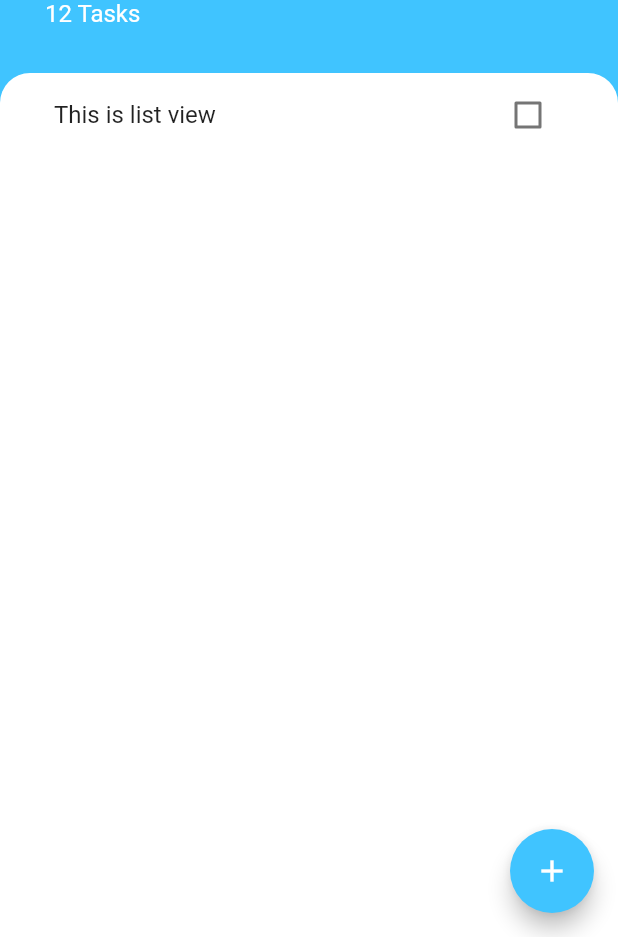
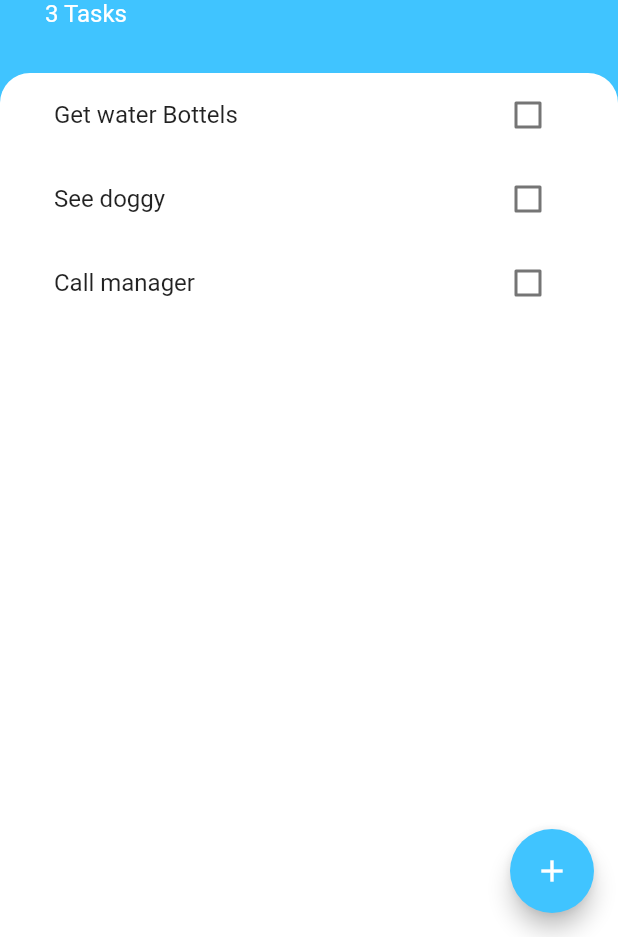
Before and after one commit to suryaSaravanakumar/TodoFlutter, a Flutter app: the screen it shows after launch, on a phone screen of 412 x 824 dp, the part 299-1236 px from its top. Run offline on Flutter 3.47's test engine with Material 2 defaults, Android fonts, the phone set to English and light mode, and no system bars.

Commit message:
Added functionality to add new task using lifiting state up method

```diff
--- /dev/null
+++ b/todo_flutter/lib/Models/Task.dart
@@ -0,0 +1,12 @@
+
+
+class Task{
+  final String name;
+  bool isDone;
+
+  Task({this.name,this.isDone = false});
+
+  void changeStatus(){
+    isDone = !isDone;
+  }
+}
--- a/todo_flutter/lib/Screens/AddTaskScreen.dart
+++ b/todo_flutter/lib/Screens/AddTaskScreen.dart
@@ -1,8 +1,12 @@
 import 'package:flutter/material.dart';
 
 class AddTaskScreen extends StatelessWidget {
+  final Function addedNewTaskCallback;
+  AddTaskScreen({this.addedNewTaskCallback});
+
   @override
   Widget build(BuildContext context) {
+    String newTask;
     return Container(
       color: Color(0xff757575),
       child: Container(
@@ -31,14 +35,18 @@ class AddTaskScreen extends StatelessWidget {
                   fontSize: 16,
                   fontWeight: FontWeight.w700
                 ),
+                onChanged: (newText){
+                  newTask =  newText;
+                },
               ),
             ),
 
             Container(
               padding: EdgeInsets.only(left: 20,right: 20),
-              child: FlatButton(onPressed: (){
-
-              },
+              child: FlatButton(
+                onPressed: (){
+                  addedNewTaskCallback(newTask);
+                },
                 child: Text('Add',
                   style: TextStyle(
                     fontSize: 16,
--- a/todo_flutter/lib/Screens/TasksScreen.dart
+++ b/todo_flutter/lib/Screens/TasksScreen.dart
@@ -1,33 +1,56 @@
 import 'package:flutter/material.dart';
 import 'package:todo_flutter/Widgets/TaskList.dart';
 import 'AddTaskScreen.dart';
+import 'package:todo_flutter/Models/Task.dart';
 
-class TasksScreen extends StatelessWidget{
+class TasksScreen extends StatefulWidget {
+  @override
+  _TasksScreenState createState() => _TasksScreenState();
+}
+
+class _TasksScreenState extends State<TasksScreen> {
+
+   List<Task> tasks = [
+    Task(name: 'Get water Bottels'),
+    Task(name: 'See doggy'),
+    Task(name: 'Call manager')
+  ];
 
   @override
   Widget build(BuildContext context) {
+    var taskCount = tasks.length;
     return Scaffold(
         backgroundColor: Colors.lightBlueAccent,
         floatingActionButton: FloatingActionButton(
           backgroundColor: Colors.lightBlueAccent,
           child: Icon(Icons.add),
-        onPressed: (){
+          onPressed: () {
             showModalBottomSheet(
                 context: context,
                 isScrollControlled: true,
-              builder: (context) => AddTaskScreen());
+                builder: (context) => AddTaskScreen(addedNewTaskCallback: (newText){
+                  setState(() {
+                    if (newText != null){
+                      tasks.add(Task(name: newText));
+                    }
+
+                  });
+                  Navigator.pop(context);
+                },));
           },
         ),
         body: Column(
           crossAxisAlignment: CrossAxisAlignment.start,
           children: [
             Container(
-            padding: EdgeInsets.only(left:30,right: 30,top: 60,bottom: 30),
+              padding:
+                  EdgeInsets.only(left: 30, right: 30, top: 60, bottom: 30),
               child: Column(
                 crossAxisAlignment: CrossAxisAlignment.start,
                 children: [
                   CircleAvatar(
-                child: Icon(Icons.list, size: 30, color: Colors.lightBlueAccent),
+                    child: Icon(Icons.list,
+                        size: 30, color: Colors.lightBlueAccent),
                     backgroundColor: Colors.white,
                     radius: 30,
                   ),
@@ -39,30 +62,27 @@ class TasksScreen extends StatelessWidget{
                     style: TextStyle(
                         color: Colors.white,
                         fontSize: 50,
-                  fontWeight: FontWeight.w700
+                        fontWeight: FontWeight.w700),
+                  ),
+                  Text(
+                    '$taskCount Tasks',
+                    style: TextStyle(color: Colors.white, fontSize: 16),
+                  ),
+                ],
               ),
             ),
-                Text('12 Tasks',
-                  style: TextStyle(
-                      color: Colors.white,
-                      fontSize: 16
-                  ),
-                ),
-
-            ],)
-            ,),
             Expanded(
               child: Container(
                 padding: EdgeInsets.symmetric(horizontal: 20),
                 decoration: BoxDecoration(
                     color: Colors.white,
-                  borderRadius: BorderRadius.only(topLeft: Radius.circular(20),topRight: Radius.circular(20))
-              ),
-              child: TaskLists(),
+                    borderRadius: BorderRadius.only(
+                        topLeft: Radius.circular(20),
+                        topRight: Radius.circular(20))),
+                child: TaskLists(tasks: tasks,),
               ),
             )
           ],
-      )
-    );
+        ));
   }
 }
--- a/todo_flutter/lib/Widgets/TaskList.dart
+++ b/todo_flutter/lib/Widgets/TaskList.dart
@@ -1,17 +1,29 @@
 import 'package:flutter/material.dart';
+import 'package:todo_flutter/Models/Task.dart';
 import 'TaskListTile.dart';
 
-class TaskLists extends StatelessWidget {
-  const TaskLists({
-    Key key,
-  }) : super(key: key);
+class TaskLists extends StatefulWidget {
+  final List<Task> tasks ;
+  TaskLists({this.tasks});
+
+  @override
+  _TaskListsState createState() => _TaskListsState();
+}
+
+class _TaskListsState extends State<TaskLists> {
 
   @override
   Widget build(BuildContext context) {
-    return ListView(
-      children: [
-        TaskTileCell()
-      ],
-    );
+    return ListView.builder(itemBuilder: (context,index) {
+       return TaskTileCell(
+         taskTitle: widget.tasks[index].name,
+         isChecked: widget.tasks[index].isDone,
+         taskStatusChanged: (bool newValue){
+           setState(() {
+             widget.tasks[index].isDone =  newValue;
+           });
+         },
+       );
+    },itemCount: widget.tasks.length,);
   }
 }
--- a/todo_flutter/lib/Widgets/TaskListTile.dart
+++ b/todo_flutter/lib/Widgets/TaskListTile.dart
@@ -1,47 +1,26 @@
 import 'package:flutter/material.dart';
 
-class TaskTileCell extends StatefulWidget {
-  @override
-  _TaskTileCellState createState() => _TaskTileCellState();
-}
+class TaskTileCell extends StatelessWidget {
 
-class _TaskTileCellState extends State<TaskTileCell> {
-  var isChecked = false;
+  final bool isChecked;
+  final String taskTitle ;
+  final Function taskStatusChanged;
+  TaskTileCell({this.isChecked,this.taskTitle,this.taskStatusChanged});
 
   @override
   Widget build(BuildContext context) {
     return ListTile(
       title: Text(
-          'This is list view',
+        taskTitle,
         style: TextStyle(
           decoration: isChecked ? TextDecoration.lineThrough : null
         ),
       ),
-      trailing: TaskCheckBox(
-          checkBoxState: isChecked,
-          //This is call back function (like our baby closure)
-          checkBoxStateChanged: (bool newValue){
-            setState(() {
-              isChecked =  newValue;
-            });
-          }
-      ),
+      trailing: Checkbox(
+        activeColor: Colors.lightBlueAccent,
+        value: isChecked,
+        onChanged: taskStatusChanged,
+      )
     );
   }
 }
-
-
-class TaskCheckBox extends StatelessWidget {
-  final bool checkBoxState;
-  final Function checkBoxStateChanged;
-
- TaskCheckBox({this.checkBoxState, this.checkBoxStateChanged});
-
-  @override
-  Widget build(BuildContext context) {
-    return  Checkbox(
-      value: checkBoxState,
-      onChanged: checkBoxStateChanged
-    );
-  }
-}
```
Lines whose indentation alone changed are shown as unchanged.
